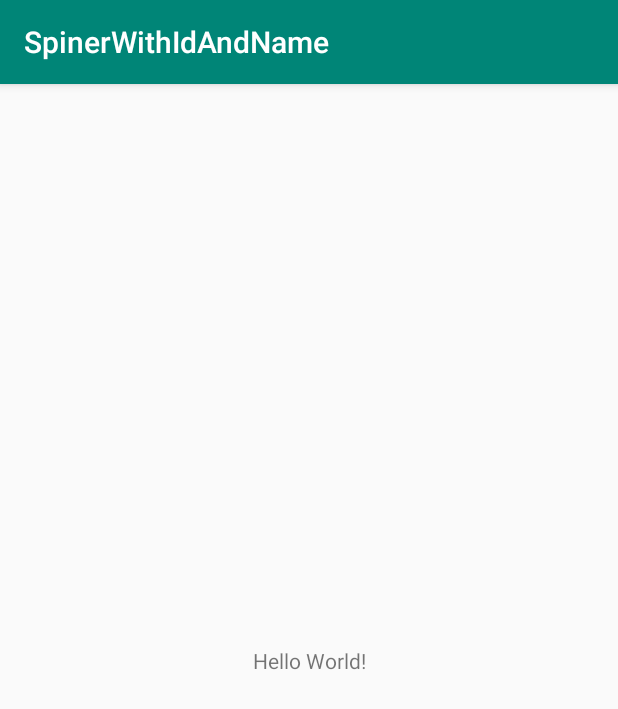
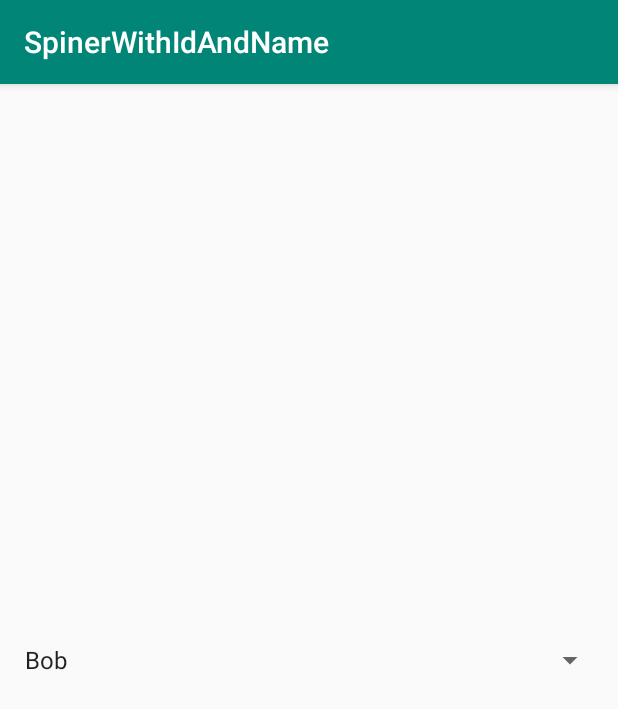
Before and after one commit to yiperu/InterestingExamplesAndroidJava, an Android app: the screen it shows after launch (MainActivity), on a phone screen of 412 x 824 dp. Shown: the top 709 px of the screen. Run offline under Robolectric (Android 15) with nearby library versions, the phone set to English and light mode, and no system bars.

Commit message:
Complete the example showing the ID and the Name

```diff
--- /dev/null
+++ b/SpinerWithIdAndName/app/src/main/java/com/example/spinerwithidandname/ClassStringWithId.java
@@ -0,0 +1,18 @@
+package com.example.spinerwithidandname;
+
+public class ClassStringWithId {
+
+
+        public String theName;
+        public Integer theId;
+
+        public ClassStringWithId(String theName, Integer theId) {
+            this.theName = theName;
+            this.theId = theId;
+        }
+
+        @Override
+        public String toString() {
+            return theName;
+        }
+}
--- a/SpinerWithIdAndName/app/src/main/java/com/example/spinerwithidandname/MainActivity.java
+++ b/SpinerWithIdAndName/app/src/main/java/com/example/spinerwithidandname/MainActivity.java
@@ -2,12 +2,70 @@ package com.example.spinerwithidandname;
 
 import android.support.v7.app.AppCompatActivity;
 import android.os.Bundle;
+import android.util.Log;
+import android.view.View;
+import android.widget.AdapterView;
+import android.widget.ArrayAdapter;
+import android.widget.Spinner;
+import android.widget.Toast;
+
+import java.util.ArrayList;
+import java.util.HashMap;
+import java.util.List;
+import java.util.Map;
 
 public class MainActivity extends AppCompatActivity {
+
+    HashMap<Integer, String> mStudents;
 
     @Override
     protected void onCreate(Bundle savedInstanceState) {
         super.onCreate(savedInstanceState);
         setContentView(R.layout.activity_main);
+
+
+        mStudents = new HashMap<Integer, String>() {{
+            put(0, "Bob");
+            put(1, "Christine");
+            put(2, "Jhon");
+            put(3, "Charles");
+            put(4, "Fernando");
+            put(5, "Jaime");
+        }};
+
+        Spinner spinner = (Spinner) findViewById(R.id.spinner);
+        /* Create your ArrayList collection using StringWithTag instead of String. */
+        List<ClassStringWithId> itemList = new ArrayList<ClassStringWithId>();
+
+        /* Iterate through your original collection, in this case defined with an Integer key and String value. */
+        for (Map.Entry<Integer, String> entry : mStudents.entrySet()) {
+            Integer key = entry.getKey();
+            String value = entry.getValue();
+
+            /* Build the StringWithTag List using these keys and values. */
+            itemList.add(new ClassStringWithId(value, key));
+        }
+
+        /* Set your ArrayAdapter with the StringWithTag, and when each entry is shown in the Spinner, .toString() is called. */
+        ArrayAdapter<ClassStringWithId> spinnerAdapter = new ArrayAdapter<ClassStringWithId>(this, android.R.layout.simple_spinner_item, itemList);
+        spinnerAdapter.setDropDownViewResource(android.R.layout.simple_spinner_dropdown_item);
+        spinner.setAdapter(spinnerAdapter);
+
+        spinner.setOnItemSelectedListener(new AdapterView.OnItemSelectedListener()
+        {
+            public void onItemSelected(AdapterView<?> parent, View view, int position, long id)
+            {
+                ClassStringWithId swt = (ClassStringWithId) parent.getItemAtPosition(position);
+                Integer key = (Integer) swt.theId;
+
+                Toast.makeText(MainActivity.this, "ID: " + key + ", Nombre: " + mStudents.get(key), Toast.LENGTH_SHORT).show();
+                Log.i("TAG", mStudents.get(key));
+
+            } // to close the onItemSelected
+            public void onNothingSelected(AdapterView<?> parent)
+            {
+
+            }
+        });
     }
 }
--- a/SpinerWithIdAndName/app/src/main/res/layout/activity_main.xml
+++ b/SpinerWithIdAndName/app/src/main/res/layout/activity_main.xml
@@ -6,13 +6,15 @@
     android:layout_height="match_parent"
     tools:context=".MainActivity">
 
-    <TextView
-        android:layout_width="wrap_content"
+
+    <Spinner
+        android:id="@+id/spinner"
+        android:layout_width="395dp"
         android:layout_height="wrap_content"
-        android:text="Hello World!"
+
         app:layout_constraintBottom_toBottomOf="parent"
-        app:layout_constraintLeft_toLeftOf="parent"
-        app:layout_constraintRight_toRightOf="parent"
+        app:layout_constraintEnd_toEndOf="parent"
+        app:layout_constraintHorizontal_bias="0.5"
+        app:layout_constraintStart_toStartOf="parent"
         app:layout_constraintTop_toTopOf="parent" />
-
 </android.support.constraint.ConstraintLayout>
```
